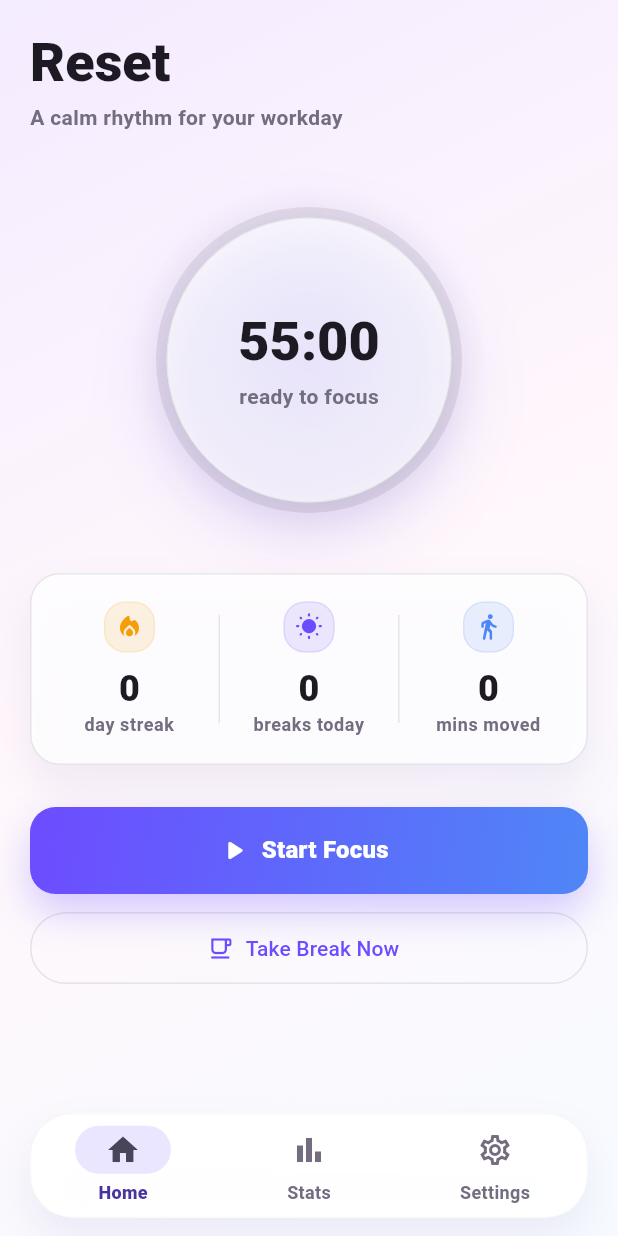
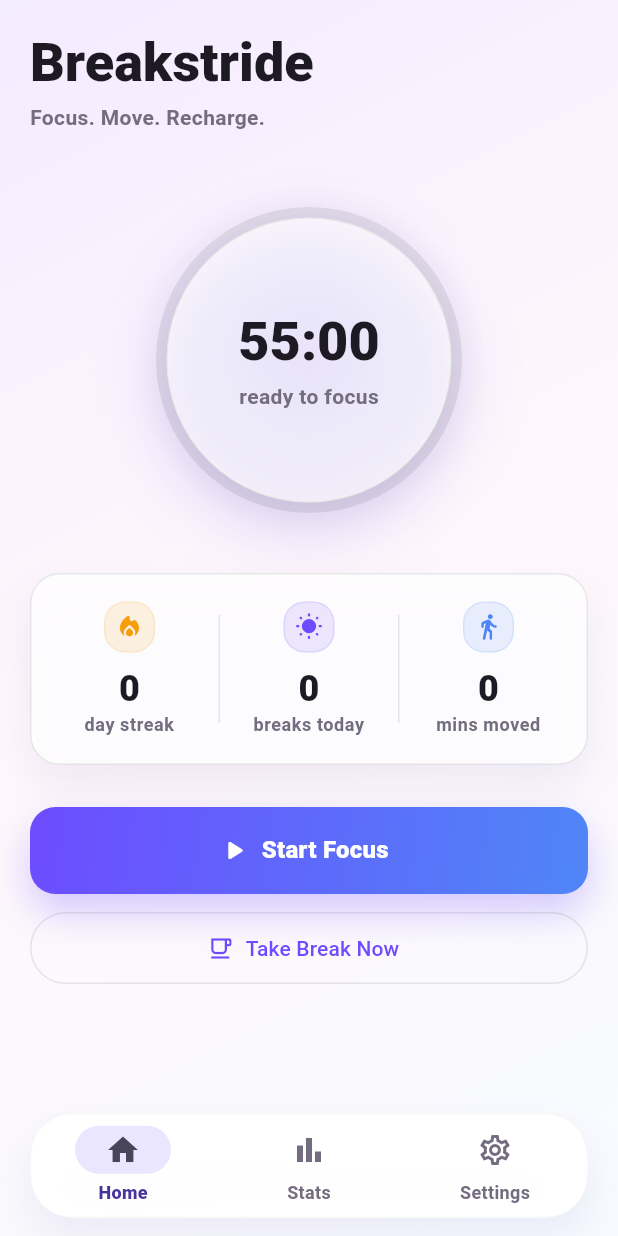
Before and after one commit to daikeshi/reset-app, a Flutter app: the screen it shows after launch, on a phone screen of 412 x 824 dp. Run offline on Flutter 3.47's test engine with Material 3 defaults, Android fonts, the phone set to English and light mode, and no system bars; our stand-ins replace flutter_local_notifications, shared_preferences.

Commit message:
Prepare Breakstride rebrand and approved doorway icon

```diff
--- a/lib/main.dart
+++ b/lib/main.dart
@@ -47,6 +47,7 @@ class _ResetAppLoaderState extends State<ResetAppLoader> {
           return ResetApp(appState: widget.appState);
         }
         return MaterialApp(
+          title: 'Breakstride',
           debugShowCheckedModeBanner: false,
           home: Scaffold(
             body: SafeArea(
@@ -89,7 +90,7 @@ class ResetApp extends StatelessWidget {
   @override
   Widget build(BuildContext context) {
     return MaterialApp(
-      title: 'Reset',
+      title: 'Breakstride',
       debugShowCheckedModeBanner: false,
       builder: (context, child) {
         return AnnotatedRegion<SystemUiOverlayStyle>(
--- a/lib/screens/home_screen.dart
+++ b/lib/screens/home_screen.dart
@@ -240,7 +240,7 @@ class _Header extends StatelessWidget {
             crossAxisAlignment: CrossAxisAlignment.start,
             children: [
               Text(
-                'Reset',
+                'Breakstride',
                 style: Theme.of(context).textTheme.displaySmall?.copyWith(
                   color: ResetColors.ink,
                   fontWeight: FontWeight.w900,
@@ -249,7 +249,7 @@ class _Header extends StatelessWidget {
               ),
               const SizedBox(height: 4),
               Text(
-                'A calm rhythm for your workday',
+                'Focus. Move. Recharge.',
                 style: Theme.of(context).textTheme.bodyMedium?.copyWith(
                   color: ResetColors.muted,
                   fontWeight: FontWeight.w600,
--- a/lib/screens/settings_screen.dart
+++ b/lib/screens/settings_screen.dart
@@ -243,7 +243,7 @@ class _SettingsScreenState extends State<SettingsScreen> {
                                 leading: const Icon(Icons.privacy_tip_outlined),
                                 title: const Text('Privacy Policy'),
                                 subtitle: const Text(
-                                  'Learn how Reset handles your data',
+                                  'Learn how Breakstride handles your data',
                                 ),
                                 trailing: const Icon(Icons.open_in_new_rounded),
                                 onTap: () => _openExternalLink(
@@ -257,7 +257,9 @@ class _SettingsScreenState extends State<SettingsScreen> {
                                 contentPadding: EdgeInsets.zero,
                                 leading: const Icon(Icons.help_outline_rounded),
                                 title: const Text('Support'),
-                                subtitle: const Text('Get help with Reset'),
+                                subtitle: const Text(
+                                  'Get help with Breakstride',
+                                ),
                                 trailing: const Icon(Icons.open_in_new_rounded),
                                 onTap: () =>
                                     _openExternalLink(_supportUri, 'Support'),
--- a/pubspec.yaml
+++ b/pubspec.yaml
@@ -1,5 +1,5 @@
 name: reset
-description: "A break reminder app for remote workers."
+description: "Breakstride helps you focus, move, and recharge with guided workday breaks."
 # The following line prevents the package from being accidentally published to
 # pub.dev using `flutter pub publish`. This is preferred for private packages.
 publish_to: 'none' # Remove this line if you wish to publish to pub.dev
```
Also changed, not shown: output/breakstride-doorway-original-palette/app-icon.png (added), output/breakstride-doorway-original-palette/app-icon.svg (added), output/breakstride-doorway-original-palette/logo-icon.png (added), output/breakstride-doorway-original-palette/logo-icon.svg (added), 15 other files.
